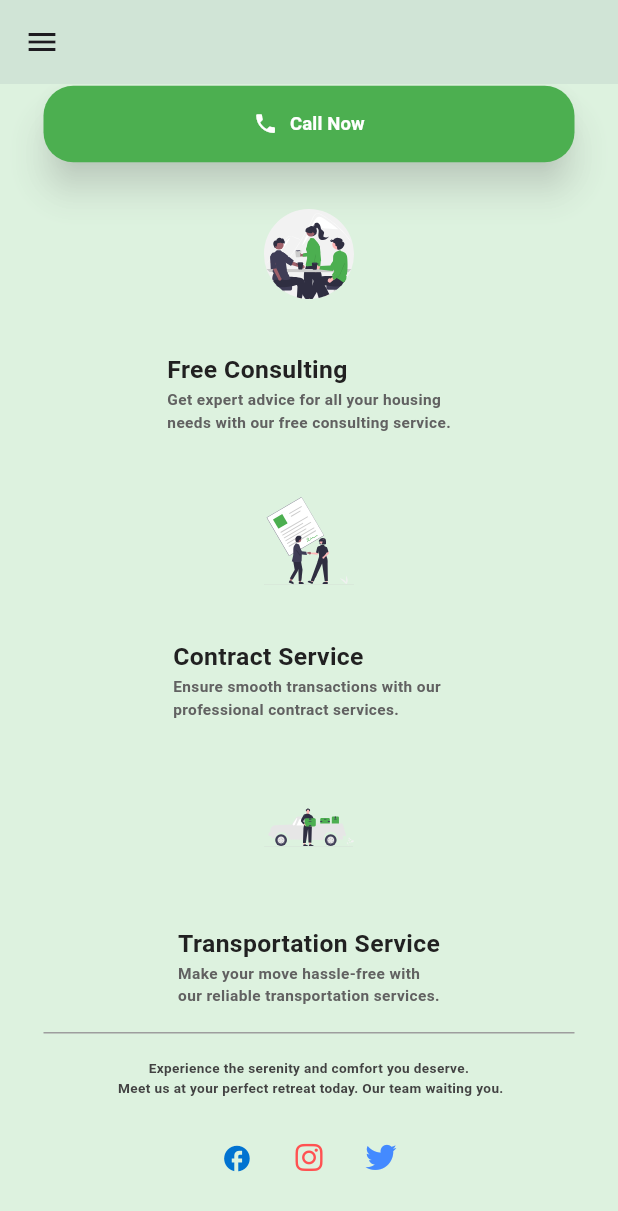
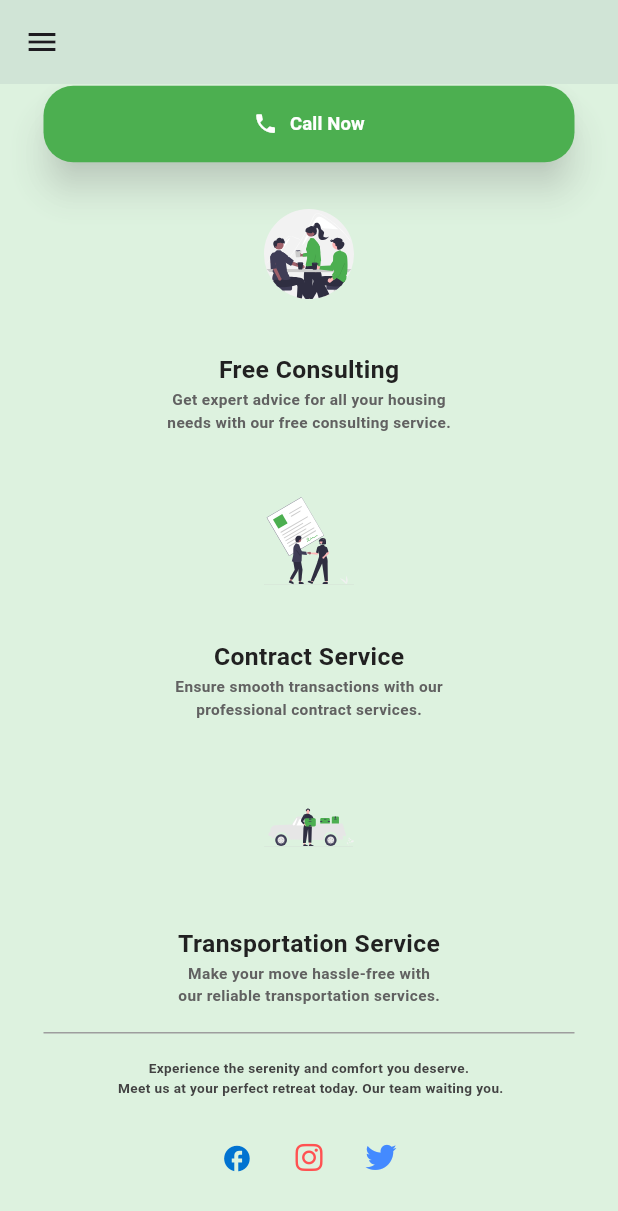
Before and after one commit to moeyanhtun-coding/GUSTO.Flutter.Web_Design_Content, a Flutter app: the ServicePage screen opened by its route, scrolled down 392 dp, on a phone screen of 412 x 824 dp. Shown: the top 1211 px of the screen. Run offline on Flutter 3.47's test engine with Material 3 defaults, Android fonts, the phone set to English and light mode, and no system bars; our stand-ins replace carousel_slider, dropdown_button2, flutter_map, flutter_svg, font_awesome_flutter, get and 1 more; missing offline and left inert: rate_in_stars; network calls fail.

Commit message:
[Complete] Service Responsive

```diff
--- a/lib/view/service_page.dart
+++ b/lib/view/service_page.dart
@@ -195,7 +195,7 @@ class _ServicePageState extends State<ServicePage> {
             child: Container(
               width: double.infinity,
               height: 1,
-              color: Color.fromARGB(255, 139, 139, 139),
+              color: const Color.fromARGB(255, 139, 139, 139),
             ),
           ),
           Margin(width: 0, height: 30),
@@ -456,8 +456,7 @@ class _ServicePageState extends State<ServicePage> {
         _homeText("Choose The", 0.03, FontWeight.w900, Colors.grey.shade900),
         Row(
           children: [
-            _homeText("Modern", 0.03, FontWeight.w900, Colors.grey.shade900),
-            Margin(width: 15, height: 0),
+            _homeText("Modern ", 0.03, FontWeight.w900, Colors.grey.shade900),
             _homeText("House", 0.03, FontWeight.w900, Colors.green)
           ],
         ),
@@ -512,19 +511,22 @@ class _ServicePageState extends State<ServicePage> {
         _serviceCardMobile(
           "assets/svg/conversation.svg",
           "Free Consulting",
-          "Get expert advice for all your housing \nneeds with our free consulting service.",
+          "Get expert advice for all your housing",
+          "needs with our free consulting service.",
         ),
         Margin(width: 0, height: 30),
         _serviceCardMobile(
           "assets/svg/contract.svg",
           "Contract Service",
-          "Ensure smooth transactions with our \nprofessional contract services.",
+          "Ensure smooth transactions with our",
+          "professional contract services.",
         ),
         Margin(width: 0, height: 30),
         _serviceCardMobile(
           "assets/svg/transportation.svg",
           "Transportation Service",
-          "Make your move hassle-free with \nour reliable transportation services.",
+          "Make your move hassle-free with",
+          "our reliable transportation services.",
         ),
       ],
     );
@@ -595,7 +597,12 @@ class _ServicePageState extends State<ServicePage> {
     );
   }
 
-  Widget _serviceCardMobile(String svgPath, String text1, String text2) {
+  Widget _serviceCardMobile(
+    String svgPath,
+    String text1,
+    String text2,
+    String text3,
+  ) {
     return Column(
       mainAxisAlignment: MainAxisAlignment.center,
       children: [
@@ -607,7 +614,7 @@ class _ServicePageState extends State<ServicePage> {
         ),
         Margin(width: 0, height: MediaQuery.sizeOf(context).height * 0.03),
         Column(
-          crossAxisAlignment: CrossAxisAlignment.start,
+          crossAxisAlignment: CrossAxisAlignment.center,
           children: [
             Text(
               text1,
@@ -619,6 +626,14 @@ class _ServicePageState extends State<ServicePage> {
             ),
             Text(
               text2,
+              style: TextStyle(
+                fontSize: MediaQuery.sizeOf(context).width * 0.025,
+                fontWeight: FontWeight.bold,
+                color: Colors.grey.shade700,
+              ),
+            ),
+            Text(
+              text3,
               style: TextStyle(
                 fontSize: MediaQuery.sizeOf(context).width * 0.025,
                 fontWeight: FontWeight.bold,
```
